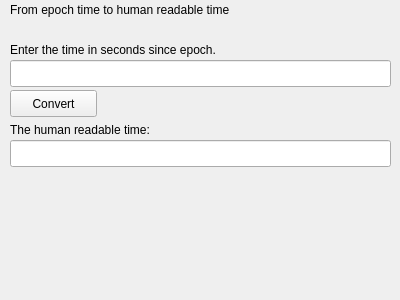
Old version of the form epochtohuman.ui in the repository jackodirks/EpochTimeConverter.
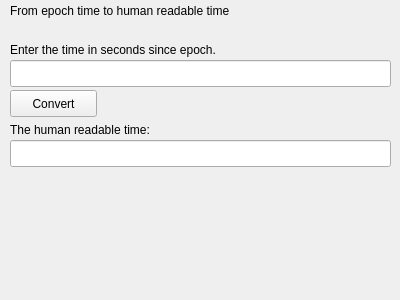
New version of the form.

The edit to the form file:
```diff
--- a/epochtohuman.ui
+++ b/epochtohuman.ui
@@ -19,7 +19,7 @@
      <x>10</x>
      <y>0</y>
      <width>381</width>
-     <height>20</height>
+     <height>21</height>
     </rect>
    </property>
    <property name="text">
```
